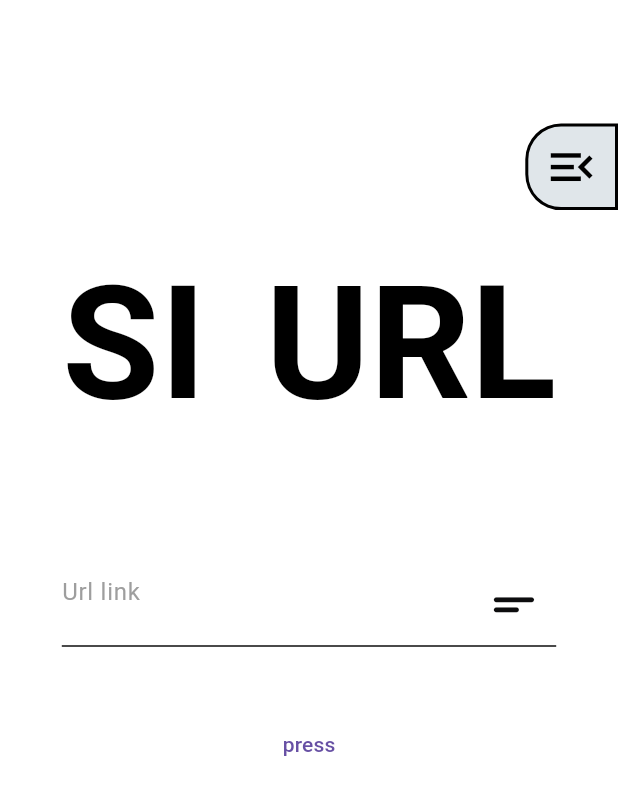
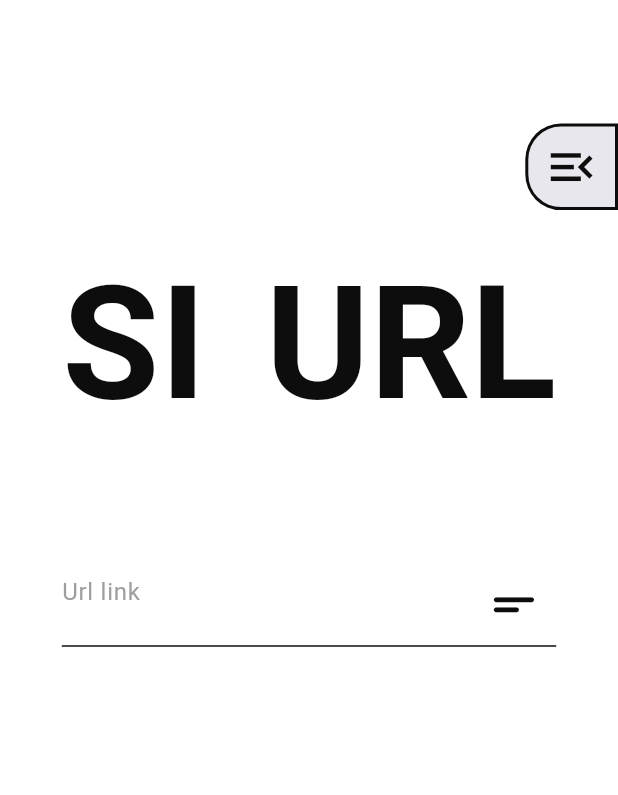
Before and after one commit to Isaiahcodes-3321/URL-Shortener, a Flutter app: the screen it shows after launch, on a phone screen of 412 x 824 dp. Shown: the top 795 px of the screen. Run offline on Flutter 3.47's test engine with Material 3 defaults, Android fonts, the phone set to English and light mode, and no system bars; drawn by our look-alikes of animated_text_kit; our stand-ins replace flutter_riverpod, flutter_spinkit, hive, hive_flutter, responsive_sizer, shimmer; missing offline and left inert: clipboard; accounts and stored records are empty.

Commit message:
donw with the UI screens

```diff
--- a/url_shortener/lib/contoller/constant.dart/textStyle.dart
+++ b/url_shortener/lib/contoller/constant.dart/textStyle.dart
@@ -1,12 +1,11 @@
 import '../../view/export.dart';
-import 'package:flutter/material.dart';
 
 
 class AppTextStyling{
 
   static TextStyle fontStyling(){
     return TextStyle(
-      color: Colors.black,
+      color: AppColors.mainColor,
       fontSize: 22.sp,
       fontWeight: FontWeight.bold
 
--- a/url_shortener/lib/contoller/globalControls/contolls.dart
+++ b/url_shortener/lib/contoller/globalControls/contolls.dart
@@ -5,7 +5,6 @@ import 'package:url_shortener/model/storage.dart';
 class GlobalControllers {
   static TextEditingController longLinkURL = TextEditingController();
   static TextEditingController description = TextEditingController();
-
   static var poviderRef;
   static late Box<LinkStorage> linkStorage;
 }
--- a/url_shortener/lib/contoller/provider.dart
+++ b/url_shortener/lib/contoller/provider.dart
@@ -3,7 +3,7 @@ import 'package:flutter_riverpod/flutter_riverpod.dart';
 class ProviderClass {
   static final isMenuClick = StateProvider((ref) => false);
   static final getShortLink = StateProvider((ref) => '');
-  // static final getDescription = StateProvider((ref) => '');
+  static final themeMode = StateProvider((ref) => false);
 
   static final isLoading = StateProvider((ref) => false);
   static final isShowingShortLink = StateProvider((ref) => false);
--- a/url_shortener/lib/contoller/screenController/controllers.dart
+++ b/url_shortener/lib/contoller/screenController/controllers.dart
@@ -1,8 +1,4 @@
-import 'package:hive/hive.dart';
-import 'package:flutter/material.dart';
-import 'package:clipboard/clipboard.dart';
 import 'package:url_shortener/view/export.dart';
-import 'package:url_shortener/model/storage.dart';
 
 class ScreenControl {
   static copyToClipboard(
--- a/url_shortener/lib/main.dart
+++ b/url_shortener/lib/main.dart
@@ -1,4 +1,3 @@
-import 'package:hive/hive.dart';
 import 'package:flutter/material.dart';
 import 'package:flutter/services.dart';
 import 'package:hive_flutter/adapters.dart';
@@ -31,7 +30,7 @@ class MyApp extends StatelessWidget {
       builder: (context, orientation, screenType) {
         return const MaterialApp(
           debugShowCheckedModeBanner: false,
-          home: HomeScreen(),
+          home: SafeArea(child: HomeScreen()),
         );
       },
     );
--- a/url_shortener/lib/view/home/body.dart
+++ b/url_shortener/lib/view/home/body.dart
@@ -1,7 +1,5 @@
 import '../export.dart';
-import 'package:hive/hive.dart';
 import 'package:flutter/material.dart';
-import 'package:url_shortener/model/storage.dart';
 
 class HomeBody extends StatefulWidget {
   const HomeBody({Key? key}) : super(key: key);
@@ -14,9 +12,11 @@ class _HomeBodyState extends State<HomeBody> {
   @override
   Widget build(BuildContext context) {
     return Consumer(builder: (context, ref, _) {
+      var displayShortLink = ref.watch(ProviderClass.getShortLink);
+
       return AnimatedContainer(
         color: AppColors.drawerBackgroundIconColor,
-        duration: Duration(milliseconds: 200),
+        duration: const Duration(milliseconds: 200),
         curve: Curves.easeInOut,
         width: ref.watch(ProviderClass.isMenuClick) == false ? 100.w : 83.w,
         height: 100.h,
@@ -63,35 +63,16 @@ class _HomeBodyState extends State<HomeBody> {
           ),
           Expanded(
               flex: 7,
-              child: Container(
+              child: SizedBox(
                   // color: Colors.red,
-                  child: InputURL()))
-        ]),
-      );
-    });
-  }
-}
-
-class InputURL extends StatefulWidget {
-  const InputURL({Key? key}) : super(key: key);
-
-  @override
-  State<InputURL> createState() => _InputURLState();
-}
-
-class _InputURLState extends State<InputURL> {
-  @override
-  Widget build(BuildContext context) {
-    return Consumer(builder: (context, ref, _) {
-      var displayShortLink = ref.watch(ProviderClass.getShortLink);
-
-      return Padding(
+                  child: Padding(
                 padding: EdgeInsets.only(left: 10.w, right: 10.w, top: 5.h),
                 child: SingleChildScrollView(
                   child: Column(
                     children: [
                       TextField(
                         controller: GlobalControllers.longLinkURL,
+                        style: TextStyle(color: AppColors.mainColor),
                         decoration: InputDecoration(
                           hintText: 'Url link',
                           hintStyle: const TextStyle(
@@ -109,7 +90,8 @@ class _InputURLState extends State<InputURL> {
                             onPressed: () {
                               ApiCalling.postLongLink(context);
                               GlobalControllers.poviderRef
-                          .read(ProviderClass.isShowingShortLink.notifier)
+                                  .read(
+                                      ProviderClass.isShowingShortLink.notifier)
                                   .state = false;
                             },
                           ),
@@ -118,12 +100,12 @@ class _InputURLState extends State<InputURL> {
                       SizedBox(
                         height: 5.h,
                       ),
-              Container(
+                      SizedBox(
                           child: Column(
                         children: [
                           ref.watch(ProviderClass.isLoading)
                               ? SpinKitThreeInOut(
-                          color: Colors.black,
+                                  color: AppColors.mainColor,
                                   size: 25.sp,
                                 )
                               : SizedBox(),
@@ -131,19 +113,25 @@ class _InputURLState extends State<InputURL> {
                               ? Column(
                                   children: [
                                     Row(
-                              mainAxisAlignment: MainAxisAlignment.spaceBetween,
+                                      mainAxisAlignment:
+                                          MainAxisAlignment.spaceBetween,
                                       children: [
                                         Expanded(
                                           child: Text(
                                             displayShortLink,
                                             softWrap: true,
+                                            style: TextStyle(
+                                              color: AppColors.mainColor,
+                                            ),
                                           ),
                                         ),
                                         GestureDetector(
                                           onTap: () =>
-                                      ScreenControl.copyToClipboard(context),
+                                              ScreenControl.copyToClipboard(
+                                                  context),
                                           child: Icon(Icons.copy_outlined,
-                                      color: AppColors.mainColor, size: 24.sp),
+                                              color: AppColors.mainColor,
+                                              size: 24.sp),
                                         ),
                                       ],
                                     ),
@@ -152,18 +140,20 @@ class _InputURLState extends State<InputURL> {
                                     ),
                                     TextField(
                                       controller: GlobalControllers.description,
+                                      style:
+                                          TextStyle(color: AppColors.mainColor),
                                       decoration: InputDecoration(
                                         hintText: 'Add Description',
                                         hintStyle: const TextStyle(
                                           color: Colors.grey,
                                         ),
                                         focusedBorder: UnderlineInputBorder(
-                                  borderSide:
-                                      BorderSide(color: AppColors.mainColor),
+                                          borderSide: BorderSide(
+                                              color: AppColors.mainColor),
                                         ),
                                         enabledBorder: UnderlineInputBorder(
-                                  borderSide:
-                                      BorderSide(color: AppColors.mainColor),
+                                          borderSide: BorderSide(
+                                              color: AppColors.mainColor),
                                         ),
                                       ),
                                     ),
@@ -172,56 +162,53 @@ class _InputURLState extends State<InputURL> {
                                     ),
                                     Container(
                                       decoration: BoxDecoration(
-                                borderRadius: BorderRadius.circular(20.sp),
-                                color: Colors.black,
+                                        borderRadius:
+                                            BorderRadius.circular(20.sp),
+                                        color: AppColors.mainColor,
                                       ),
                                       child: Padding(
-                                padding:
-                                    EdgeInsets.only(left: 20.w, right: 20.w),
+                                        padding: EdgeInsets.only(
+                                            left: 20.w, right: 20.w),
                                         child: MaterialButton(
                                           onPressed: () async {
-                                    ScreenControl.saveLinkAndDescription(
+                                            ScreenControl
+                                                .saveLinkAndDescription(
                                                     context);
                                             Future.delayed(Duration(seconds: 3),
                                                 () async {
                                               ref
-                                          .read(
-                                              ProviderClass.isLoading.notifier)
+                                                  .read(ProviderClass
+                                                      .isLoading.notifier)
                                                   .state = false;
                                               ref
                                                   .read(ProviderClass
-                                              .isShowingShortLink.notifier)
+                                                      .isShowingShortLink
+                                                      .notifier)
                                                   .state = false;
-                                      GlobalControllers.longLinkURL.clear();
+                                              GlobalControllers.longLinkURL
+                                                  .clear();
                                             });
                                           },
                                           child: Text('Save',
-                                      style: AppTextStyling.fontStyling()
+                                              style: AppTextStyling
+                                                      .fontStyling()
                                                   .copyWith(
                                                       fontSize: 20.sp,
-                                              color: Colors.white)),
+                                                      color: AppColors
+                                                          .drawerBackgroundIconColor)),
                                         ),
                                       ),
                                     ),
                                   ],
                                 )
-                      : TextButton(
-                          onPressed: () async {
-                            GlobalControllers.linkStorage =
-                                await Hive.openBox<LinkStorage>('storageBox');
-
-
-                            print(
-                                'my opopopop ${GlobalControllers.linkStorage.getAt(0)}');
-                            print(
-                                'lent is ${GlobalControllers.linkStorage.length}');
-                          },
-                          child: Text('press'))
+                              : SizedBox()
                         ],
                       ))
                     ],
                   ),
                 ),
+              )))
+        ]),
       );
     });
   }
--- a/url_shortener/lib/view/home/home_screen.dart
+++ b/url_shortener/lib/view/home/home_screen.dart
@@ -1,6 +1,6 @@
 import '../export.dart';
 import 'package:flutter/material.dart';
-
+import 'package:flutter/cupertino.dart';
 
 
 class HomeScreen extends StatefulWidget {
@@ -16,6 +16,7 @@ class _HomeScreenState extends State<HomeScreen> {
     int historyFontSize = 15;
     return Consumer(builder: (context, ref, _) {
       GlobalControllers.poviderRef = ref;
+      var checkTheme = ref.watch(ProviderClass.themeMode);
       return Scaffold(
         backgroundColor: AppColors.mainColor,
         body: SizedBox(
@@ -38,7 +39,7 @@ class _HomeScreenState extends State<HomeScreen> {
                               bottomLeft: Radius.circular(20.sp),
                             ),
                             border: Border.all(
-                              color: Colors.black,
+                              color: AppColors.mainColor,
                               width: 2,
                             ),
                           ),
@@ -51,7 +52,7 @@ class _HomeScreenState extends State<HomeScreen> {
                             child: Icon(
                               Icons.menu_open,
                               size: 25.sp,
-                              color: Colors.black,
+                              color: AppColors.mainColor,
                             ),
                           ),
                         )
@@ -66,7 +67,7 @@ class _HomeScreenState extends State<HomeScreen> {
                   width:
                       ref.watch(ProviderClass.isMenuClick) == true ? 16.w : 0,
                   height: 100.h,
-                  color: Color.fromARGB(255, 231, 231, 237),
+                  color: AppColors.drawerColor,
                   child: ref.watch(ProviderClass.isMenuClick) == true
                       ? Align(
                           alignment: Alignment.topCenter,
@@ -84,7 +85,7 @@ class _HomeScreenState extends State<HomeScreen> {
                                 Icon(
                                   Icons.cancel_outlined,
                                   size: 30.sp,
-                                  color: Colors.black,
+                                  color: AppColors.mainColor,
                                 ),
                                 SizedBox(
                                   height: 33.h,
@@ -111,7 +112,7 @@ class _HomeScreenState extends State<HomeScreen> {
                                             borderRadius:
                                                 BorderRadius.circular(20),
                                             border: Border.all(
-                                              color: Colors.black,
+                                              color: AppColors.mainColor,
                                               width: 2,
                                             ),
                                           ),
@@ -192,9 +193,16 @@ class _HomeScreenState extends State<HomeScreen> {
                                         thumbColor: Colors.green,
                                         trackColor: const Color.fromARGB(
                                             255, 35, 35, 36),
-                                        value: false,
+                                        value: checkTheme,
                                         onChanged: (value) async {
-                                          setState(() {});
+                                          setState(() {
+                                            ref
+                                                .read(ProviderClass
+                                                    .themeMode.notifier)
+                                                .state = value;
+                                            AppColors.changeColor();
+                                            print('valuse its $checkTheme');
+                                          });
                                         },
                                       ),
                                     ],
```
Also changed, not shown: url_shortener/lib/contoller/constant.dart/appColors.dart (+32 -1 lines), url_shortener/lib/view/export.dart (+7 -2 lines), url_shortener/lib/view/history/history_screen.dart (+71 -61 lines). Lines whose indentation alone changed are shown as unchanged.
